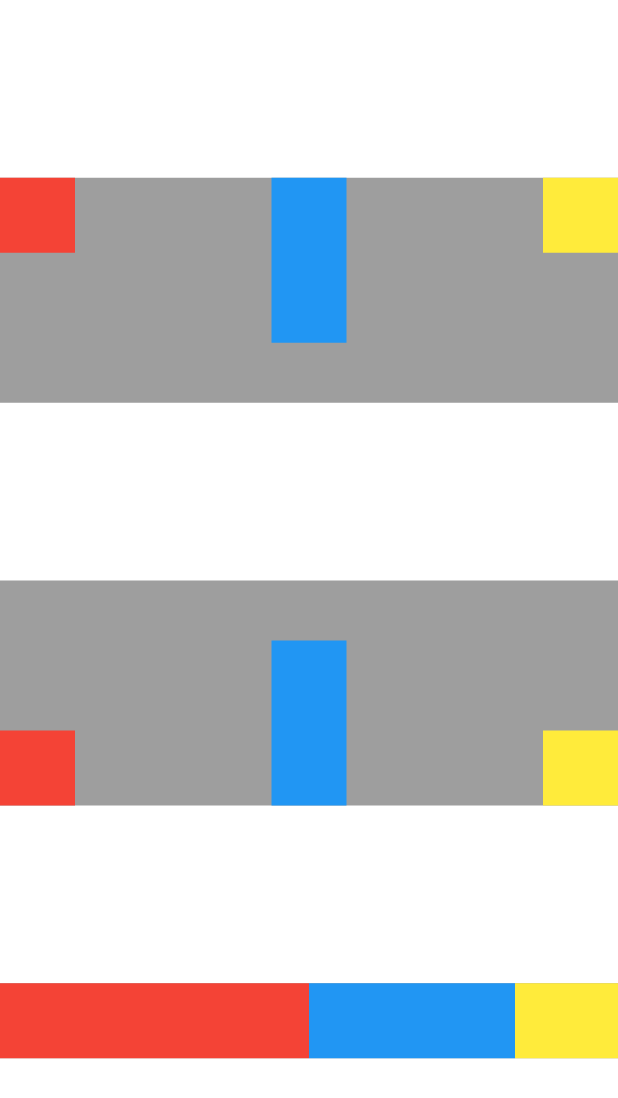
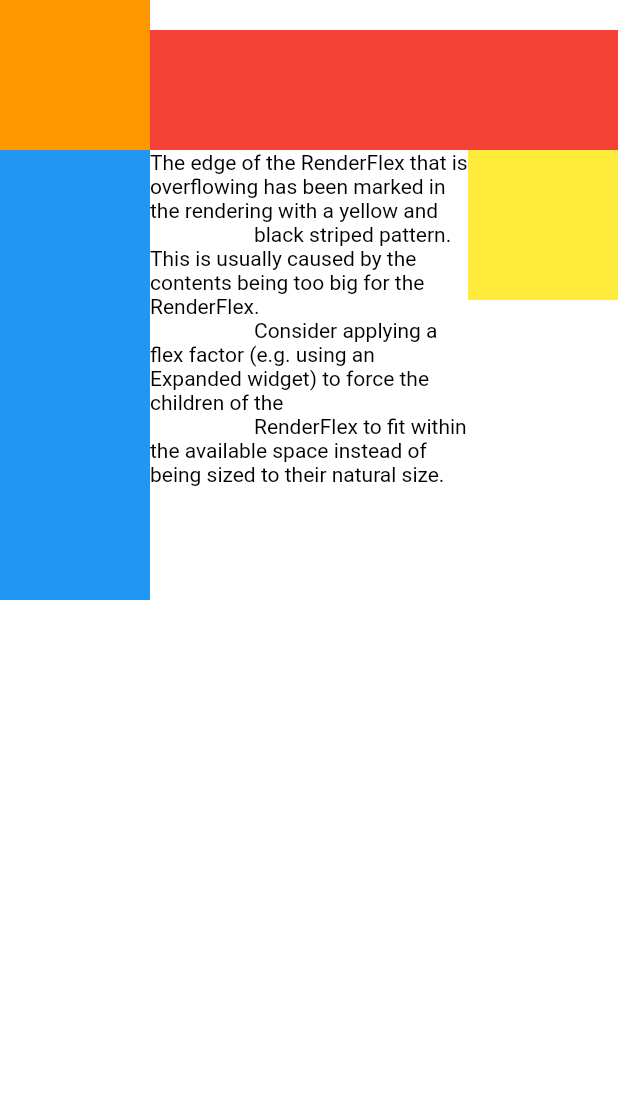
Before and after one commit to Boris-XD/Face-App, a Flutter app: the screen it shows after launch, on a phone screen of 412 x 824 dp. Shown: the top 1098 px of the screen. Run offline on Flutter 3.47's test engine with Material 2 defaults, Android fonts, the phone set to English and light mode, and no system bars.

Commit message:
FaceAppRow - Add flexible to rows

```diff
--- a/lib/main.dart
+++ b/lib/main.dart
@@ -1,8 +1,5 @@
-import 'package:face_app/widgets/column.dart';
-import 'package:face_app/widgets/container.dart';
-import 'package:face_app/widgets/row.dart';
+import 'package:face_app/widgets/examples/row_flexible.dart';
 import 'package:flutter/material.dart';
-import 'package:face_app/widgets/text.dart';
 
 void main() {
   runApp(const MyApp());
@@ -15,7 +12,7 @@ class MyApp extends StatelessWidget {
   @override
   Widget build(BuildContext context) {
     return MaterialApp(
-      home: MyRow(),
+      home: MyFlexible()
     );
   }
 }
--- /dev/null
+++ b/lib/widgets/examples/row_flexible.dart
@@ -0,0 +1,63 @@
+import 'package:flutter/material.dart';
+
+class MyFlexible extends StatelessWidget {
+  const MyFlexible({super.key});
+
+  @override
+  Widget build(BuildContext context) {
+    return DefaultTextStyle(
+      style: TextStyle(color: Colors.black),
+      child: Container(
+        color: Colors.white,
+        child: Column(
+          children: [
+            Row(
+              mainAxisAlignment: MainAxisAlignment.spaceBetween,
+              crossAxisAlignment: CrossAxisAlignment.end,
+              children: [
+                Container(
+                  width: 100,
+                  height: 100,
+                  color: Colors.orange,
+                ),
+                Flexible(
+                  /* control over flow */
+                  child: Container(
+                      width: 850, // max width to do overflow
+                      height: 80,
+                      color: Colors.red
+                    )
+                  )
+              ],
+            ),
+            Row(
+              mainAxisAlignment: MainAxisAlignment.spaceBetween,
+              crossAxisAlignment: CrossAxisAlignment.start,
+              children: [
+                Container(
+                  width: 100,
+                  height: 300,
+                  color: Colors.blue,
+                ),
+                Flexible(
+                  /* control over flow */
+                  child: Text(
+                    '''The edge of the RenderFlex that is overflowing has been marked in the rendering with a yellow and
+                    black striped pattern. This is usually caused by the contents being too big for the RenderFlex.
+                    Consider applying a flex factor (e.g. using an Expanded widget) to force the children of the
+                    RenderFlex to fit within the available space instead of being sized to their natural size.'''
+                    )
+                  ),
+                Container(
+                  width: 100,
+                  height: 100,
+                  color: Colors.yellow,
+                ),
+              ],
+            )
+          ],
+        )
+      ),
+    );
+  }
+}
```
Also changed, not shown: lib/widgets/examples/column.dart (renamed from lib/widgets/column.dart), lib/widgets/examples/container.dart (renamed from lib/widgets/container.dart), lib/widgets/examples/multi_container.dart (added), lib/widgets/examples/row.dart (renamed from lib/widgets/row.dart), lib/widgets/examples/text.dart (renamed from lib/widgets/text.dart).
